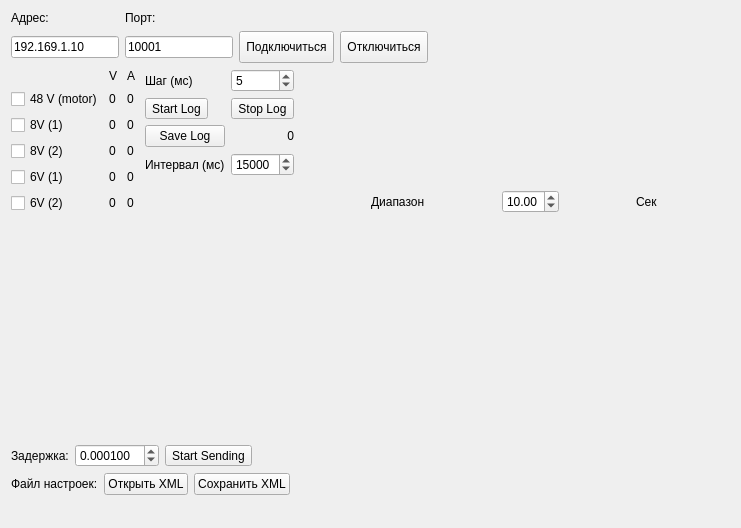
Above: AR600Controller.ui from AlexanderMokhov/AR-600Controller before the change. Below: the same form after it.
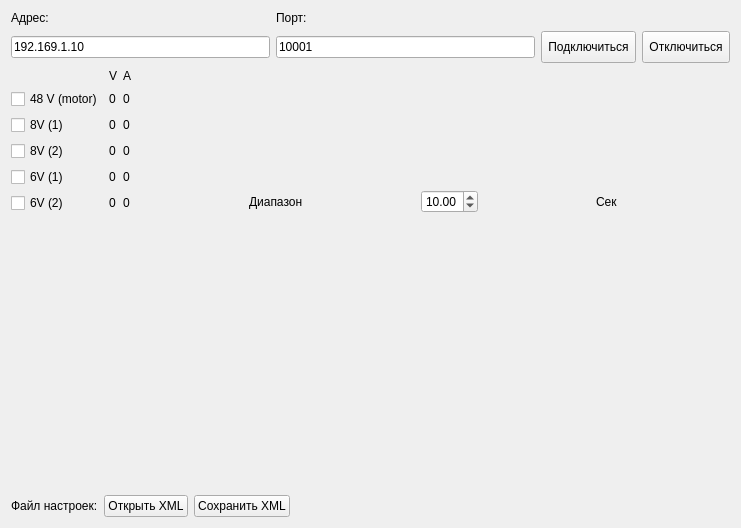
That is the form after the change. Custom widgets are drawn as their Qt base class.

```diff
--- a/AR600Controller.ui
+++ b/AR600Controller.ui
@@ -13,10 +13,17 @@
   <property name="windowTitle">
    <string>AR-600E Controller</string>
   </property>
-  <layout class="QGridLayout" name="gridLayout_7" rowstretch="0,10,0,0,0" columnstretch="0,0,10,0">
-   <item row="0" column="0" colspan="3">
-    <layout class="QGridLayout" name="gridLayout_6">
-     <item row="0" column="0" colspan="3">
+  <layout class="QGridLayout" name="gridLayout_6" rowstretch="0,10,0" columnstretch="0,10,0">
+   <item row="0" column="0" colspan="2">
+    <layout class="QGridLayout" name="gridLayout_4" columnstretch="0,0,0">
+     <item row="0" column="2" rowspan="2">
+      <layout class="QVBoxLayout" name="DriverLogWidgetLayout">
+       <property name="sizeConstraint">
+        <enum>QLayout::SetFixedSize</enum>
+       </property>
+      </layout>
+     </item>
+     <item row="0" column="0" colspan="2">
       <layout class="QGridLayout" name="gridLayout_2">
        <item row="0" column="0">
         <widget class="QLabel" name="label">
@@ -74,31 +81,11 @@
        </item>
       </layout>
      </item>
-     <item row="0" column="3">
-      <spacer name="horizontalSpacer">
-       <property name="orientation">
-        <enum>Qt::Horizontal</enum>
-       </property>
-       <property name="sizeHint" stdset="0">
-        <size>
-         <width>128</width>
-         <height>20</height>
-        </size>
-       </property>
-      </spacer>
-     </item>
-     <item row="1" column="0" rowspan="2">
+     <item row="1" column="0">
       <layout class="QGridLayout" name="gridLayout">
        <property name="sizeConstraint">
-        <enum>QLayout::SetMinimumSize</enum>
+        <enum>QLayout::SetMaximumSize</enum>
        </property>
-       <item row="0" column="1">
-        <widget class="QLabel" name="label_14">
-         <property name="text">
-          <string>V</string>
-         </property>
-        </widget>
-       </item>
        <item row="0" column="2">
         <widget class="QLabel" name="label_15">
          <property name="text">
@@ -120,6 +107,48 @@
          </property>
         </widget>
        </item>
+       <item row="0" column="1">
+        <widget class="QLabel" name="label_14">
+         <property name="text">
+          <string>V</string>
+         </property>
+        </widget>
+       </item>
+       <item row="4" column="1">
+        <widget class="QLabel" name="label_61V">
+         <property name="text">
+          <string>0</string>
+         </property>
+        </widget>
+       </item>
+       <item row="4" column="2">
+        <widget class="QLabel" name="label_61A">
+         <property name="text">
+          <string>0</string>
+         </property>
+        </widget>
+       </item>
+       <item row="5" column="0">
+        <widget class="QCheckBox" name="checkBox6V2">
+         <property name="text">
+          <string>6V (2)</string>
+         </property>
+        </widget>
+       </item>
+       <item row="5" column="1">
+        <widget class="QLabel" name="label_62V">
+         <property name="text">
+          <string>0</string>
+         </property>
+        </widget>
+       </item>
+       <item row="5" column="2">
+        <widget class="QLabel" name="label_62A">
+         <property name="text">
+          <string>0</string>
+         </property>
+        </widget>
+       </item>
        <item row="1" column="2">
         <widget class="QLabel" name="label_48A">
          <property name="text">
@@ -176,139 +205,14 @@
          </property>
         </widget>
        </item>
-       <item row="4" column="1">
-        <widget class="QLabel" name="label_61V">
-         <property name="text">
-          <string>0</string>
-         </property>
-        </widget>
-       </item>
-       <item row="4" column="2">
-        <widget class="QLabel" name="label_61A">
-         <property name="text">
-          <string>0</string>
-         </property>
-        </widget>
-       </item>
-       <item row="5" column="0">
-        <widget class="QCheckBox" name="checkBox6V2">
-         <property name="text">
-          <string>6V (2)</string>
-         </property>
-        </widget>
-       </item>
-       <item row="5" column="1">
-        <widget class="QLabel" name="label_62V">
-         <property name="text">
-          <string>0</string>
-         </property>
-        </widget>
-       </item>
-       <item row="5" column="2">
-        <widget class="QLabel" name="label_62A">
-         <property name="text">
-          <string>0</string>
-         </property>
-        </widget>
-       </item>
       </layout>
      </item>
      <item row="1" column="1">
-      <layout class="QGridLayout" name="gridLayout_4">
-       <property name="sizeConstraint">
-        <enum>QLayout::SetMinimumSize</enum>
-       </property>
-       <item row="0" column="1">
-        <widget class="QSpinBox" name="spinBoxLog">
-         <property name="maximum">
-          <number>10000</number>
-         </property>
-         <property name="value">
-          <number>5</number>
-         </property>
-        </widget>
-       </item>
-       <item row="3" column="0">
-        <widget class="QLabel" name="label_10">
-         <property name="text">
-          <string>Интервал (мс)</string>
-         </property>
-        </widget>
-       </item>
-       <item row="3" column="1">
-        <widget class="QSpinBox" name="spinLogEndTime">
-         <property name="maximum">
-          <number>40000</number>
-         </property>
-         <property name="value">
-          <number>15000</number>
-         </property>
-        </widget>
-       </item>
-       <item row="1" column="0">
-        <widget class="QToolButton" name="ButtonStartLog">
-         <property name="sizePolicy">
-          <sizepolicy hsizetype="Maximum" vsizetype="Maximum">
-           <horstretch>0</horstretch>
-           <verstretch>0</verstretch>
-          </sizepolicy>
-         </property>
-         <property name="text">
-          <string>Start Log</string>
-         </property>
-        </widget>
-       </item>
-       <item row="1" column="1">
-        <widget class="QToolButton" name="ButtonStopLog">
-         <property name="sizePolicy">
-          <sizepolicy hsizetype="Maximum" vsizetype="Maximum">
-           <horstretch>0</horstretch>
-           <verstretch>0</verstretch>
-          </sizepolicy>
-         </property>
-         <property name="text">
-          <string>Stop Log</string>
-         </property>
-        </widget>
-       </item>
-       <item row="2" column="0">
-        <widget class="QPushButton" name="ButtonSaveLog">
-         <property name="sizePolicy">
-          <sizepolicy hsizetype="Maximum" vsizetype="Maximum">
-           <horstretch>0</horstretch>
-           <verstretch>0</verstretch>
-          </sizepolicy>
-         </property>
-         <property name="text">
-          <string>Save Log</string>
-         </property>
-        </widget>
-       </item>
-       <item row="2" column="1">
-        <widget class="QLabel" name="labelLogCTime">
-         <property name="text">
-          <string>0</string>
-         </property>
-         <property name="alignment">
-          <set>Qt::AlignRight|Qt::AlignTrailing|Qt::AlignVCenter</set>
-         </property>
-        </widget>
-       </item>
-       <item row="0" column="0">
-        <widget class="QLabel" name="label_9">
-         <property name="text">
-          <string>Шаг (мс)</string>
-         </property>
-        </widget>
-       </item>
-      </layout>
-     </item>
-     <item row="1" column="2" rowspan="2" colspan="2">
       <layout class="QGridLayout" name="gridLayout_3">
        <property name="sizeConstraint">
-        <enum>QLayout::SetMinimumSize</enum>
+        <enum>QLayout::SetMaximumSize</enum>
        </property>
-       <item row="0" column="0">
+       <item row="0" column="1">
         <widget class="QCustomPlot" name="Plot" native="true">
          <property name="sizePolicy">
           <sizepolicy hsizetype="Expanding" vsizetype="Expanding">
@@ -324,7 +228,7 @@
          </property>
         </widget>
        </item>
-       <item row="1" column="0">
+       <item row="1" column="1">
         <layout class="QHBoxLayout" name="horizontalLayout">
          <item>
           <widget class="QLabel" name="label_4">
@@ -369,22 +273,9 @@
        </item>
       </layout>
      </item>
-     <item row="2" column="1">
-      <spacer name="verticalSpacer">
-       <property name="orientation">
-        <enum>Qt::Vertical</enum>
-       </property>
-       <property name="sizeHint" stdset="0">
-        <size>
-         <width>20</width>
-         <height>18</height>
-        </size>
-       </property>
-      </spacer>
-     </item>
     </layout>
    </item>
-   <item row="0" column="3" rowspan="5">
+   <item row="0" column="2" rowspan="3">
     <layout class="QGridLayout" name="gridLayout_5" rowstretch="2,8">
      <item row="0" column="0">
       <layout class="QHBoxLayout" name="CommandControlLayout">
@@ -402,7 +293,7 @@
      </item>
     </layout>
    </item>
-   <item row="1" column="0" colspan="3">
+   <item row="1" column="0" colspan="2">
     <layout class="QVBoxLayout" name="ChannelTableLayout">
      <property name="sizeConstraint">
       <enum>QLayout::SetFixedSize</enum>
@@ -410,53 +301,6 @@
     </layout>
    </item>
    <item row="2" column="0">
-    <layout class="QHBoxLayout" name="horizontalLayout_2">
-     <item>
-      <widget class="QLabel" name="label_3">
-       <property name="text">
-        <string>Задержка:</string>
-       </property>
-      </widget>
-     </item>
-     <item>
-      <widget class="QDoubleSpinBox" name="timeOutSpinBox">
-       <property name="decimals">
-        <number>6</number>
-       </property>
-       <property name="maximum">
-        <double>10.000000000000000</double>
-       </property>
-       <property name="singleStep">
-        <double>0.001000000000000</double>
-       </property>
-       <property name="value">
-        <double>0.000100000000000</double>
-       </property>
-      </widget>
-     </item>
-     <item>
-      <widget class="QToolButton" name="toolButtonStartSending">
-       <property name="text">
-        <string>Start Sending</string>
-       </property>
-      </widget>
-     </item>
-    </layout>
-   </item>
-   <item row="2" column="1" colspan="2">
-    <spacer name="horizontalSpacer_2">
-     <property name="orientation">
-      <enum>Qt::Horizontal</enum>
-     </property>
-     <property name="sizeHint" stdset="0">
-      <size>
-       <width>477</width>
-       <height>20</height>
-      </size>
-     </property>
-    </spacer>
-   </item>
-   <item row="3" column="0" colspan="2">
     <layout class="QHBoxLayout" name="horizontalLayout_3">
      <item>
       <widget class="QLabel" name="label_6">
@@ -481,7 +325,7 @@
      </item>
     </layout>
    </item>
-   <item row="3" column="2">
+   <item row="2" column="1">
     <spacer name="horizontalSpacer_3">
      <property name="orientation">
       <enum>Qt::Horizontal</enum>
@@ -494,24 +338,10 @@
      </property>
     </spacer>
    </item>
-   <item row="4" column="0" colspan="3">
-    <spacer name="horizontalSpacer_4">
-     <property name="orientation">
-      <enum>Qt::Horizontal</enum>
-     </property>
-     <property name="sizeHint" stdset="0">
-      <size>
-       <width>386</width>
-       <height>22</height>
-      </size>
-     </property>
-    </spacer>
-   </item>
   </layout>
   <zorder></zorder>
-  <zorder>horizontalSpacer_2</zorder>
   <zorder>horizontalSpacer_3</zorder>
-  <zorder>horizontalSpacer_4</zorder>
+  <zorder>verticalLayoutWidget</zorder>
  </widget>
  <layoutdefault spacing="6" margin="11"/>
  <customwidgets>
```
Left out of the diff: 16 changed lines with no effect on the pictures.
